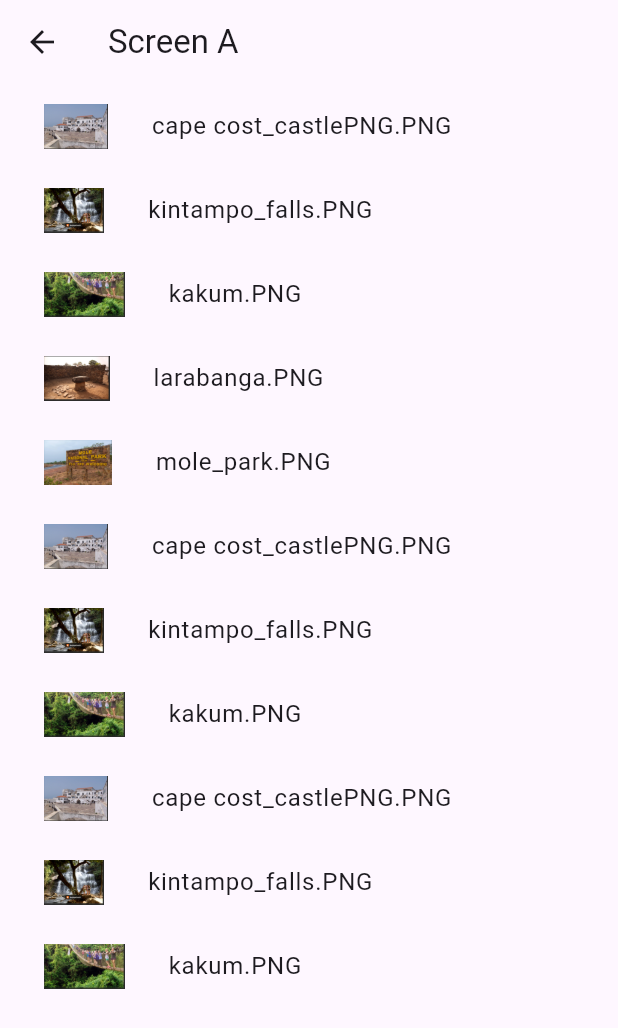
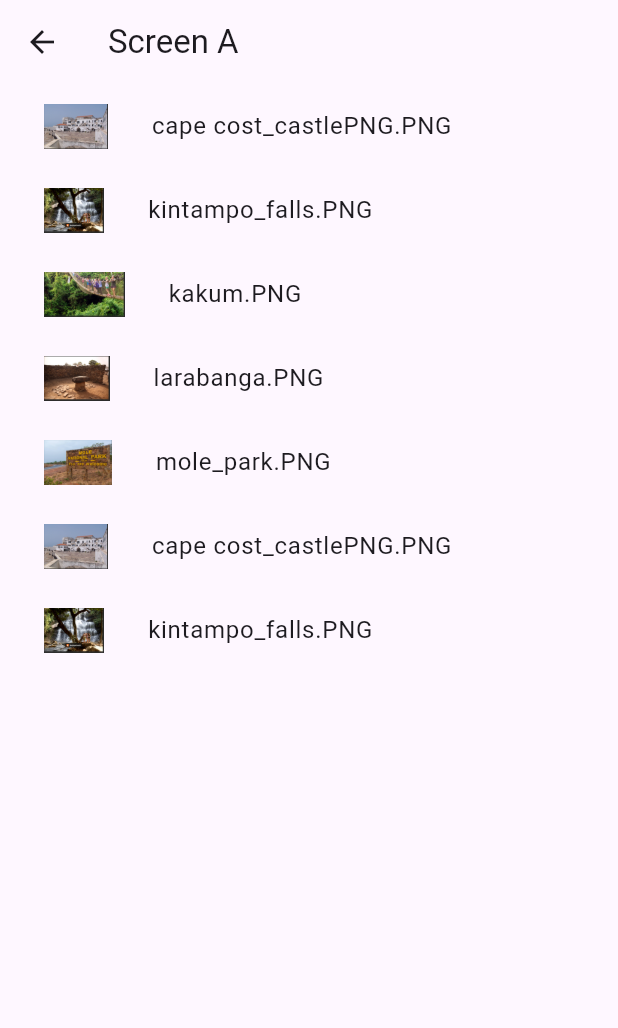
Before and after one commit to AkowanNathanael/fire, a Flutter app: the ScreenA screen opened directly, on a phone screen of 412 x 824 dp. Shown: the top 1028 px of the screen. Run offline on Flutter 3.47's test engine with Material 2 defaults, Android fonts, the phone set to English and light mode, and no system bars; our stand-ins replace animated_text_kit, fl_chart, flutter_riverpod, fluttertoast, image_picker, shared_preferences; accounts and stored records are empty.

```diff
--- a/lib/app3/tours.dart
+++ b/lib/app3/tours.dart
@@ -10,11 +10,12 @@ class ScreenA extends StatelessWidget {
     'larabanga.PNG',
     'mole_park.PNG',
     'cape cost_castlePNG.PNG',
-    'kintampo_falls.PNG',
-    'kakum.PNG',
-    'cape cost_castlePNG.PNG',
-    'kintampo_falls.PNG',
-    'kakum.PNG',
+    'kintampo_falls.PNG'
+    // ,
+    // 'kakum.PNG',
+    // 'cape cost_castlePNG.PNG',
+    // 'kintampo_falls.PNG',
+    // 'kakum.PNG',
   ];
 
   @override
```
